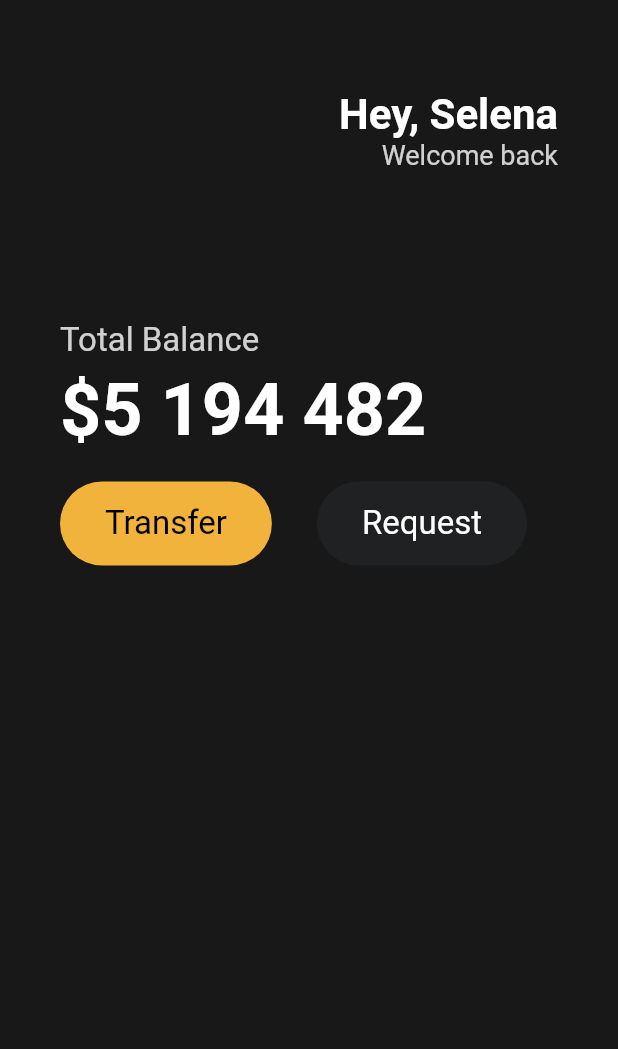
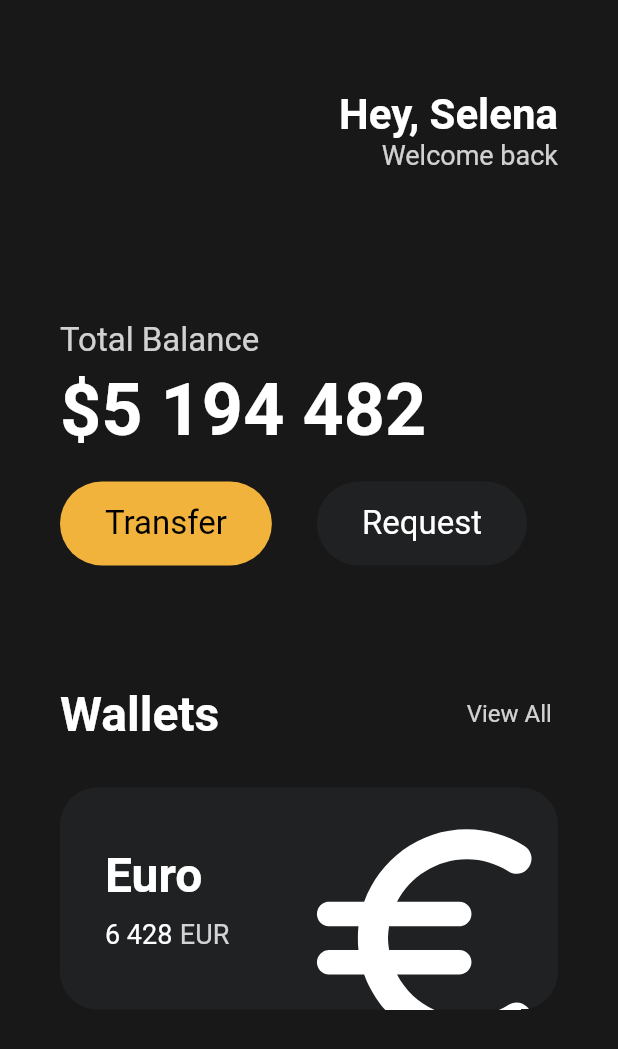
Before and after one commit to ljyo2o9/flutter, a Flutter app: the screen it shows after launch, on a phone screen of 412 x 824 dp. Shown: the top 1049 px of the screen. Run offline on Flutter 3.47's test engine with Material 2 defaults, Android fonts, the phone set to English and light mode, and no system bars.

Commit message:
Make Card View

```diff
--- a/toonfix/lib/main.dart
+++ b/toonfix/lib/main.dart
@@ -81,6 +81,99 @@ class MyApp extends StatelessWidget {
                       textColor: Colors.white),
                 ],
               ),
+              const SizedBox(
+                height: 80,
+              ),
+              Row(
+                children: [
+                  const Text(
+                    'Wallets',
+                    style: TextStyle(
+                      color: Colors.white,
+                      fontSize: 32,
+                      fontWeight: FontWeight.bold,
+                    ),
+                  ),
+                  const SizedBox(
+                    width: 165,
+                  ),
+                  Text(
+                    'View All',
+                    style: TextStyle(
+                      color: Colors.white.withOpacity(0.8),
+                      fontSize: 16,
+                    ),
+                  ),
+                ],
+              ),
+              const SizedBox(
+                height: 30,
+              ),
+              Container(
+                clipBehavior: Clip.hardEdge,
+                decoration: const BoxDecoration(
+                  color: Color(0xFF1F2123),
+                  borderRadius: BorderRadius.all(
+                    Radius.circular(25),
+                  ),
+                ),
+                child: Padding(
+                  padding: const EdgeInsets.all(30),
+                  child: Row(
+                    mainAxisAlignment: MainAxisAlignment.spaceBetween,
+                    children: [
+                      Column(
+                        crossAxisAlignment: CrossAxisAlignment.start,
+                        children: [
+                          const Text(
+                            'Euro',
+                            style: TextStyle(
+                              color: Colors.white,
+                              fontSize: 32,
+                              fontWeight: FontWeight.w600,
+                            ),
+                          ),
+                          const SizedBox(
+                            height: 10,
+                          ),
+                          Row(
+                            children: [
+                              const Text(
+                                '6 428',
+                                style: TextStyle(
+                                  color: Colors.white,
+                                  fontSize: 18,
+                                ),
+                              ),
+                              const SizedBox(
+                                width: 5,
+                              ),
+                              Text(
+                                'EUR',
+                                style: TextStyle(
+                                  color: Colors.white.withOpacity(0.8),
+                                  fontSize: 18,
+                                ),
+                              ),
+                            ],
+                          )
+                        ],
+                      ),
+                      Transform.scale(
+                        scale: 2.2,
+                        child: Transform.translate(
+                          offset: Offset(-5, 12),
+                          child: Icon(
+                            Icons.euro_rounded,
+                            color: Colors.white,
+                            size: 88,
+                          ),
+                        ),
+                      )
+                    ],
+                  ),
+                ),
+              )
             ],
           ),
         ),
```
